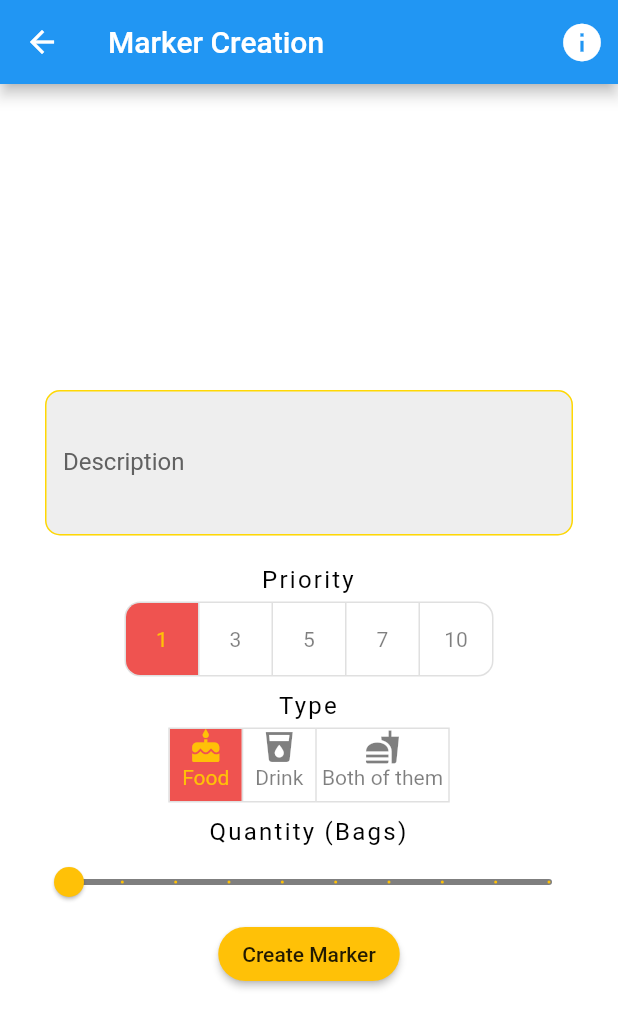
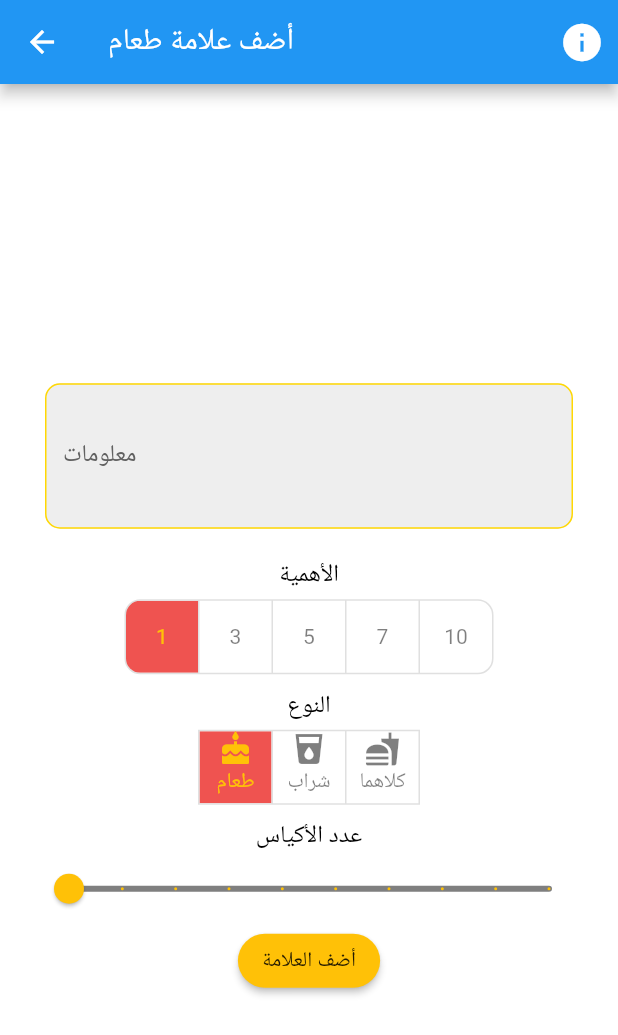
Before and after one commit to Ogive23/Ataa, a Flutter app: the FeedMeIntro screen opened directly with empty values, after a tap on "شارك طعامك", on a phone screen of 412 x 824 dp. Shown: the top 1035 px of the screen. Run offline on Flutter 3.47's test engine with Material 2 defaults, Android fonts, the phone set to English and light mode, and no system bars; our stand-ins replace cloud_firestore, firebase_analytics, firebase_core, firebase_crashlytics, firebase_messaging, font_awesome_flutter and 7 more; missing offline and left inert: facebook_audience_network, firebase_admob; accounts and stored records are empty.

Commit message:
Expanding arabic support v1

```diff
--- a/lib/Screens/feed_me_intro.dart
+++ b/lib/Screens/feed_me_intro.dart
@@ -1,4 +1,5 @@
 import 'dart:ui';
+import 'package:feedme/Screens/feed_me_marker_creation.dart';
 import 'package:feedme/Session/session_manager.dart';
 import 'package:feedme/Themes/app_language.dart';
 import 'package:feedme/Themes/app_theme.dart';
@@ -14,20 +15,6 @@ class FeedMeIntro extends StatelessWidget {
   @override
   Widget build(BuildContext context) {
     return Scaffold(
-        resizeToAvoidBottomPadding: false,
-        floatingActionButton: FloatingActionButton(
-          onPressed: () {},
-          child: Icon(
-            FontAwesomeIcons.info,
-            color: appTheme.themeData.accentColor,
-            size: 23,
-          ),
-          backgroundColor: appTheme.themeData.backgroundColor,
-          elevation: 10,
-          splashColor: Colors.blue,
-          tooltip: appLanguage.words['FeedMeIntroInfo'],
-          heroTag: "info",
-        ),
         body: Container(
           height: MediaQuery.of(context).size.height,
           width: MediaQuery.of(context).size.width,
@@ -180,7 +167,8 @@ class FeedMeIntro extends StatelessWidget {
                       child: RaisedButton.icon(
                         elevation: 10,
                         onPressed: () {
-                          Navigator.pushNamed(context, 'MarkerCreation');
+                          Navigator.push(context,
+                              MaterialPageRoute(builder: (context) => MarkerCreation(appTheme,appLanguage)));
                         },
                         icon: Icon(
                           Icons.flag,
--- a/lib/Screens/feed_me_marker_creation.dart
+++ b/lib/Screens/feed_me_marker_creation.dart
@@ -2,18 +2,29 @@ import 'package:feedme/API_Callers/marker_api_caller.dart';
 import 'package:feedme/Custom_Widgets/text.dart';
 import 'package:feedme/Custom_Widgets/text_field.dart';
 import 'package:feedme/Models/user_location.dart';
+import 'package:feedme/Themes/app_language.dart';
+import 'package:feedme/Themes/app_theme.dart';
 import 'package:flutter/cupertino.dart';
 import 'package:flutter/material.dart';
 import 'package:flutter/widgets.dart';
 import 'package:numberpicker/numberpicker.dart';
+import 'package:provider/provider.dart';
 import 'package:toast/toast.dart';
 
 class MarkerCreation extends StatefulWidget {
+  final AppTheme appTheme;
+  final AppLanguage appLanguage;
+  MarkerCreation(this.appTheme, this.appLanguage);
+
   @override
-  _MarkerCreationState createState() => _MarkerCreationState();
+  _MarkerCreationState createState() => _MarkerCreationState(this.appTheme, this.appLanguage);
 }
 
 class _MarkerCreationState extends State<MarkerCreation> {
+  AppLanguage appLanguage;
+  AppTheme appTheme;
+  _MarkerCreationState(this.appTheme, this.appLanguage);
+
   TextEditingController name = new TextEditingController();
   TextEditingController description = new TextEditingController();
   NumberPicker integerNumberPicker;
@@ -25,16 +36,12 @@ class _MarkerCreationState extends State<MarkerCreation> {
   String type = 'Food';
   List<String> types = ['Food', 'Drink', 'Both of them'];
   List<bool> chosenType = [true] + List.filled(2, false);
-  @override
-  void initState() {
-    super.initState();
-  }
 
   @override
   Widget build(BuildContext context) {
     return Scaffold(
         appBar: AppBar(
-          title: Text('Marker Creation'),
+          title: Text(appLanguage.words['MarkerCreationTitle']),
           actions: <Widget>[
             IconButton(
               icon: Icon(Icons.info, color: Colors.white, size: 30),
@@ -85,9 +92,16 @@ class _MarkerCreationState extends State<MarkerCreation> {
                                       'Don\'t use blue bags as cats like it the most ',
                                   children: [
                                     TextSpan(
-                                        text:
-                                            'try to use Pastel green ',
-                                        style: TextStyle(color: Colors.green,decoration: TextDecoration.none),children: [TextSpan(text: 'or Pastel purple.',style: TextStyle(color: Colors.purple))])
+                                        text: 'try to use Pastel green ',
+                                        style: TextStyle(
+                                            color: Colors.green,
+                                            decoration: TextDecoration.none),
+                                        children: [
+                                          TextSpan(
+                                              text: 'or Pastel purple.',
+                                              style: TextStyle(
+                                                  color: Colors.purple))
+                                        ])
                                   ],
                                   style: TextStyle(
                                       color: Colors.blue.withOpacity(0.5),
@@ -131,16 +145,16 @@ class _MarkerCreationState extends State<MarkerCreation> {
                     ),
                     textField(
                         description,
-                        'Description',
+                        appLanguage.words['MarkerCreationDescription'],
                         Colors.black,
                         false,
                         null,
-                        'Describe it “E.g. it\s 4 bags of meat & one cup of cooked rice”'),
+                        appLanguage.words['MarkerCreationDescriptionDetails']),
                     SizedBox(
                       height: 10,
                     ),
                     text(
-                        'Priority', Colors.black, 16.0, 1.5, FontWeight.normal),
+                        appLanguage.words['MarkerCreationPriority'], Colors.black, 16.0, 1.5, FontWeight.normal),
                     SizedBox(
                       height: 5,
                     ),
@@ -164,7 +178,7 @@ class _MarkerCreationState extends State<MarkerCreation> {
                     SizedBox(
                       height: 10,
                     ),
-                    text('Type', Colors.black, 16.0, 1.5, FontWeight.normal),
+                    text(appLanguage.words['MarkerCreationType'], Colors.black, 16.0, 1.5, FontWeight.normal),
                     SizedBox(
                       height: 5,
                     ),
@@ -177,19 +191,19 @@ class _MarkerCreationState extends State<MarkerCreation> {
                         Column(
                           children: <Widget>[
                             Icon(Icons.cake),
-                            Text(' Food '),
+                            Text(appLanguage.words['MarkerCreationFood']),
                           ],
                         ),
                         Column(
                           children: <Widget>[
                             Icon(Icons.local_drink),
-                            Text(' Drink '),
+                            Text(appLanguage.words['MarkerCreationDrink']),
                           ],
                         ),
                         Column(
                           children: <Widget>[
                             Icon(Icons.fastfood),
-                            Text(' Both of them '),
+                            Text(appLanguage.words['MarkerCreationBoth']),
                           ],
                         ),
                       ],
@@ -205,7 +219,7 @@ class _MarkerCreationState extends State<MarkerCreation> {
                     SizedBox(
                       height: 10,
                     ),
-                    text('Quantity (Bags)', Colors.black, 16.0, 1.5,
+                    text(appLanguage.words['MarkerCreationQuantity'], Colors.black, 16.0, 1.5,
                         FontWeight.normal),
                     Slider(
                       value: quantity,
@@ -222,7 +236,7 @@ class _MarkerCreationState extends State<MarkerCreation> {
                       inactiveColor: Colors.black.withOpacity(0.5),
                     ),
                     RaisedButton(
-                      child: Text('Create Marker'),
+                      child: Text(appLanguage.words['MarkerCreationCreateMarkerButton']),
                       shape: RoundedRectangleBorder(
                           borderRadius: BorderRadius.all(Radius.circular(30))),
                       color: Colors.amber,
--- a/lib/Themes/app_language.dart
+++ b/lib/Themes/app_language.dart
@@ -2,7 +2,7 @@ import 'package:flutter/material.dart';
 
 class AppLanguage extends ChangeNotifier {
   String language;
-  Map<String,String> words;
+  Map<String, String> words;
   TextDirection textDirection;
   AppLanguage(String language) {
     this.language = language;
@@ -17,61 +17,85 @@ class AppLanguage extends ChangeNotifier {
   }
 
   Map<String, String> initWords(String language) {
-    return language == 'En'?
-    {
-      'bottomNavigationItemFirst':'Stay in touch',
-      'bottomNavigationItemSecond':'Home',
-      'bottomNavigationItemThird':'Settings',
-      'StayInTouchTitle':'Our Society',
-      'StayInTouchFacebookTitle':'Facebook',
-      'StayInTouchFacebookSubtitle':'Visit our facebook Page.',
-      'StayInTouchInstagramTitle':'Instagram',
-      'StayInTouchInstagramSubtitle':'Visit our Instagram Account.',
-      'StayInTouchYoutubeTitle':'Youtube',
-      'StayInTouchYoutubeSubtitle':'Visit our youtube channel.',
-      'StayInTouchTwitterTitle':'Twitter',
-      'StayInTouchTwitterSubtitle':'Find us on twitter.',
-      'HomeTitle':'Feed Me',
-      'HomeBody':'Feed Me is a program that helps you to save people from starving by sharing your food with them.',
-      'HomeSubtitle':'Click to Proceed',
-      'SettingsTitle':'Settings',
-      'SettingsDarkMode':'DarkMode',
-      'SettingsLanguage':'Language',
+    return language == 'En'
+        ? {
+            'bottomNavigationItemFirst': 'Stay in touch',
+            'bottomNavigationItemSecond': 'Home',
+            'bottomNavigationItemThird': 'Settings',
+            'StayInTouchTitle': 'Our Society',
+            'StayInTouchFacebookTitle': 'Facebook',
+            'StayInTouchFacebookSubtitle': 'Visit our facebook Page.',
+            'StayInTouchInstagramTitle': 'Instagram',
+            'StayInTouchInstagramSubtitle': 'Visit our Instagram Account.',
+            'StayInTouchYoutubeTitle': 'Youtube',
+            'StayInTouchYoutubeSubtitle': 'Visit our youtube channel.',
+            'StayInTouchTwitterTitle': 'Twitter',
+            'StayInTouchTwitterSubtitle': 'Find us on twitter.',
+            'HomeTitle': 'Feed Me',
+            'HomeBody':
+                'Feed Me is a program that helps you to save people from starving by sharing your food with them.',
+            'HomeSubtitle': 'Click to Proceed',
+            'SettingsTitle': 'Settings',
+            'SettingsDarkMode': 'DarkMode',
+            'SettingsLanguage': 'Language',
             'FeedMeIntroInfo': 'Info',
             'FeedMeIntroAchievementCenter': 'Achievement Center\nComing Soon!',
             'FeedMeIntroFirstButton': 'Share your food',
             'FeedMeIntroSecondButton': 'Volunteer',
-      'FeedMeIntroWord': 'Thank you for making the world a better place 😀'
+            'FeedMeIntroWord':
+                'Thank you for making the world a better place 😀',
+            'MarkerCreationTitle': 'Marker Creation',
+            'MarkerCreationFood': ' Food ',
+            'MarkerCreationDrink': ' Drink ',
+            'MarkerCreationBoth': ' Both of them ',
+            'MarkerCreationDescription': 'Description',
+            'MarkerCreationDescriptionDetails':
+                'Describe it “E.g. it\s 4 bags of meat & one cup of cooked rice”',
+            'MarkerCreationPriority': 'Priority',
+            'MarkerCreationType': 'Type',
+            'MarkerCreationQuantity': 'Quantity(Bags)',
+            'MarkerCreationCreateMarkerButton': 'Create Marker',
           }
-    :
-    {
-      'bottomNavigationItemFirst':'أبقي علي تواصل',
-      'bottomNavigationItemSecond':'الرئيسية',
-      'bottomNavigationItemThird':'إعدادات',
-      'StayInTouchTitle':'مجتمعنا',
-      'StayInTouchFacebookTitle':'فيسبوك',
-      'StayInTouchFacebookSubtitle':'زوروا صفحتنا.',
-      'StayInTouchInstagramTitle':'إنستجرام',
-      'StayInTouchInstagramSubtitle':'زوروا حسابنا علي إنستجرام.',
-      'StayInTouchYoutubeTitle':'يوتيوب',
-      'StayInTouchYoutubeSubtitle':'زوروا قناتنا علي يوتيوب.',
-      'StayInTouchTwitterTitle':'تويتر',
-      'StayInTouchTwitterSubtitle':'زورونا علي تويتر.',
-      'HomeTitle':'إطعام',
-      'HomeBody':'إطعام هو برنامج يساعد في إنقاذ البشر من التضور جوعاً عن طريق مشاركة الطعام.',
-      'HomeSubtitle':'أضغط للدخول',
-      'SettingsTitle':'الإعدادات',
-      'SettingsDarkMode':'الوضع المظلم',
-      'SettingsLanguage':'اللغة',
+        : {
+            'bottomNavigationItemFirst': 'أبقي علي تواصل',
+            'bottomNavigationItemSecond': 'الرئيسية',
+            'bottomNavigationItemThird': 'إعدادات',
+            'StayInTouchTitle': 'مجتمعنا',
+            'StayInTouchFacebookTitle': 'فيسبوك',
+            'StayInTouchFacebookSubtitle': 'زوروا صفحتنا.',
+            'StayInTouchInstagramTitle': 'إنستجرام',
+            'StayInTouchInstagramSubtitle': 'زوروا حسابنا علي إنستجرام.',
+            'StayInTouchYoutubeTitle': 'يوتيوب',
+            'StayInTouchYoutubeSubtitle': 'زوروا قناتنا علي يوتيوب.',
+            'StayInTouchTwitterTitle': 'تويتر',
+            'StayInTouchTwitterSubtitle': 'زورونا علي تويتر.',
+            'HomeTitle': 'إطعام',
+            'HomeBody':
+                'إطعام هو برنامج يساعد في إنقاذ البشر من التضور جوعاً عن طريق مشاركة الطعام.',
+            'HomeSubtitle': 'أضغط للدخول',
+            'SettingsTitle': 'الإعدادات',
+            'SettingsDarkMode': 'الوضع المظلم',
+            'SettingsLanguage': 'اللغة',
             'FeedMeIntroInfo': 'معلومات',
             'FeedMeIntroAchievementCenter': 'قريباً إن شاء الله.',
             'FeedMeIntroFirstButton': 'شارك طعامك',
             'FeedMeIntroSecondButton': 'تطوع',
-      'FeedMeIntroWord': 'شكراً لجعلك من العالم مكاناً أفضل 😀'
+            'FeedMeIntroWord': 'شكراً لجعلك من العالم مكاناً أفضل 😀',
+            'MarkerCreationTitle': 'أضف علامة طعام',
+            'MarkerCreationFood': ' طعام ',
+            'MarkerCreationDrink': ' شراب ',
+            'MarkerCreationBoth': ' كلاهما ',
+            'MarkerCreationDescription': 'معلومات',
+            'MarkerCreationDescriptionDetails':
+                'قم بوصفه علي سبيل المثال، ”يوجد هنا 4 أكياس من اللحم و طبق من الأرز“.',
+            'MarkerCreationPriority': 'الأهمية',
+            'MarkerCreationType': 'النوع',
+            'MarkerCreationQuantity': 'عدد الأكياس',
+            'MarkerCreationCreateMarkerButton': 'أضف العلامة',
           };
   }
 
   TextDirection initTextDirection(String language) {
-    return language=='En'? TextDirection.ltr:TextDirection.rtl;
+    return language == 'En' ? TextDirection.ltr : TextDirection.rtl;
   }
 }
--- a/lib/main.dart
+++ b/lib/main.dart
@@ -53,8 +53,6 @@ class WhiteOrBlackMain extends StatelessWidget {
         "SplashScreen": (BuildContext context) => SplashScreen(),
         "WelcomeScreen": (BuildContext context) => WelcomeScreen(),
         "MainScreen": (BuildContext context) => MainScreen(),
-        // "FeedMeIntro": (BuildContext context) => FeedMeIntro(),
-        "MarkerCreation": (BuildContext context) => MarkerCreation(),
         "FeedMe": (BuildContext context) => FeedMe(),
       },
     );
```
Lines whose indentation alone changed are shown as unchanged.
